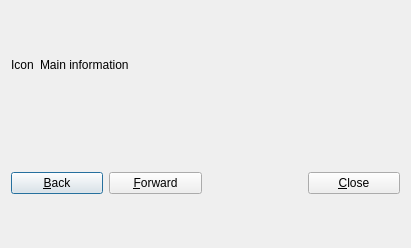
Old version of the form src/detailDialogBase.ui in the repository KDE/ksystemlog.
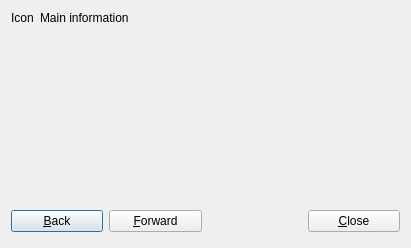
New version of the form. Custom widgets are drawn as their Qt base class.

Commit message: Log line detail window now stretches text widget.

What changed in the file:
```diff
--- a/src/detailDialogBase.ui
+++ b/src/detailDialogBase.ui
@@ -15,7 +15,7 @@
   <property name="whatsThis" >
    <string>This dialog displays detailed information about the currently selected log line.</string>
   </property>
-  <layout class="QGridLayout" >
+  <layout class="QGridLayout" rowstretch="0,1,0">
    <item row="1" column="0" colspan="2" >
     <widget class="KTextEdit" native="1" name="message" >
      <property name="sizePolicy" >
```
